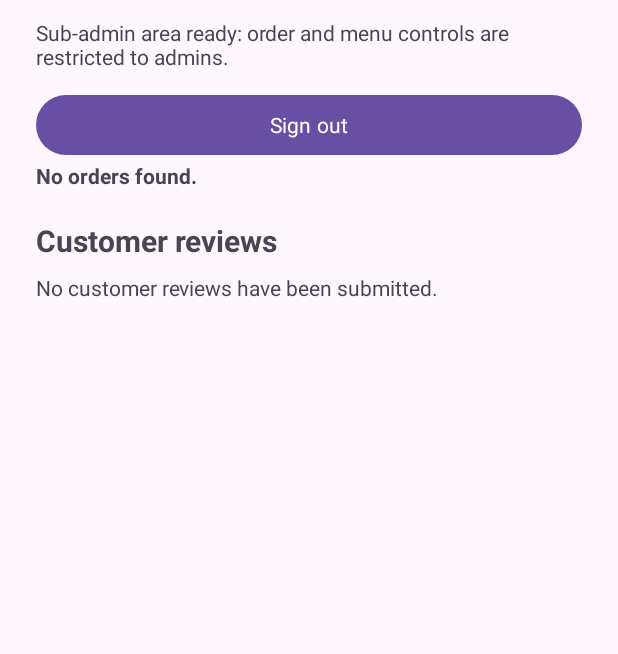
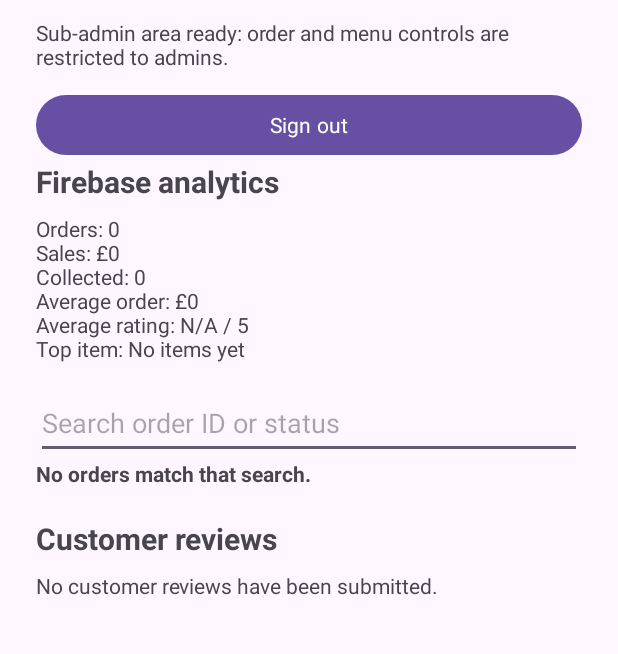
Before and after one commit to FIRD-GIT/Flo-Cafe, an Android app: the AdminActivity screen opened directly, with no data from a screen before it, on a phone screen of 412 x 824 dp, the part 93-747 px from its top. Run offline under Robolectric (Android 15) with nearby library versions, the phone set to English and light mode, and no system bars; our stand-ins replace Firebase (no records; nobody signed in at launch, a user with empty details on screens opened directly).

Commit message:
Menu search and analytics builder

```diff
--- a/app/src/main/java/com/firdgit/flocafe/AdminActivity.kt
+++ b/app/src/main/java/com/firdgit/flocafe/AdminActivity.kt
@@ -17,6 +17,9 @@ class AdminActivity : AppCompatActivity() {
     private lateinit var reviewsText: TextView
     private lateinit var userRepository: UserRepository
     private lateinit var orderRepository: OrderRepository
+    private var allOrders = emptyList<OrderRepository.OrderSummary>()
+    private var allFeedback = emptyList<FeedbackRepository.Feedback>()
+    private var orderSearchQuery = ""
 
     override fun onCreate(savedInstanceState: Bundle?) {
         super.onCreate(savedInstanceState)
@@ -29,6 +32,15 @@ class AdminActivity : AppCompatActivity() {
         orderRepository = OrderRepository(userRepository)
 
         findViewById<Button>(R.id.logoutButton).setOnClickListener { signOut() }
+        val searchInput = findViewById<android.widget.EditText>(R.id.adminOrderSearch)
+        searchInput.addTextChangedListener(object : android.text.TextWatcher {
+            override fun beforeTextChanged(s: CharSequence?, start: Int, count: Int, after: Int) = Unit
+            override fun onTextChanged(s: CharSequence?, start: Int, before: Int, count: Int) {
+                orderSearchQuery = s?.toString().orEmpty()
+                renderAdminOrders(allOrders)
+            }
+            override fun afterTextChanged(s: android.text.Editable?) = Unit
+        })
         showAdminOrders()
         showReviews()
     }
@@ -37,6 +49,8 @@ class AdminActivity : AppCompatActivity() {
         lifecycleScope.launch {
             runCatching { FeedbackRepository(userRepository).allForAdmin() }
                 .onSuccess { reviews ->
+                    allFeedback = reviews
+                    renderAnalytics(allOrders)
                     reviewsText.text = if (reviews.isEmpty()) {
                         getString(R.string.no_reviews)
                     } else {
@@ -64,12 +78,30 @@ class AdminActivity : AppCompatActivity() {
         lifecycleScope.launch {
             runCatching { orderRepository.allOrders() }
                 .onSuccess { orders ->
-                    ordersText.text = if (orders.isEmpty()) {
-                        getString(R.string.no_orders)
+                    allOrders = orders
+                    renderAdminOrders(orders)
+                    renderAnalytics(orders)
+                }
+                .onFailure { error ->
+                    ordersText.text = error.message ?: getString(R.string.orders_failed)
+                }
+        }
+    }
+
+    private fun renderAdminOrders(orders: List<OrderRepository.OrderSummary>) {
+        orderActions.removeAllViews()
+        val query = orderSearchQuery.trim().lowercase()
+        val filtered = orders.filter {
+            query.isEmpty() ||
+                it.id.lowercase().contains(query) ||
+                it.status.lowercase().contains(query)
+        }
+        ordersText.text = if (filtered.isEmpty()) {
+            getString(R.string.no_matching_orders)
         } else {
             getString(
                 R.string.admin_orders,
-                            orders.joinToString("\n") {
+                filtered.joinToString("\n") {
                     getString(
                         R.string.order_summary,
                         it.id,
@@ -80,12 +112,20 @@ class AdminActivity : AppCompatActivity() {
                 },
             )
         }
-                    orders.forEach { addStatusButton(it) }
+        filtered.forEach { addStatusButton(it) }
     }
-                .onFailure { error ->
-                    ordersText.text = error.message ?: getString(R.string.orders_failed)
-                }
-        }
+
+    private fun renderAnalytics(orders: List<OrderRepository.OrderSummary>) {
+        val summary = AnalyticsCalculator.summarise(orders, allFeedback)
+        findViewById<TextView>(R.id.adminAnalyticsText).text = getString(
+            R.string.admin_analytics,
+            summary.orderCount,
+            PriceFormatter.format(summary.totalSales),
+            summary.collectedCount,
+            PriceFormatter.format(summary.averageOrderValue),
+            if (summary.averageRating == 0.0) "N/A" else String.format("%.1f", summary.averageRating),
+            summary.topItemName,
+        )
     }
 
     private fun addStatusButton(order: OrderRepository.OrderSummary) {
--- /dev/null
+++ b/app/src/main/java/com/firdgit/flocafe/AnalyticsCalculator.kt
@@ -0,0 +1,38 @@
+package com.firdgit.flocafe
+
+object AnalyticsCalculator {
+    data class Summary(
+        val orderCount: Int,
+        val collectedCount: Int,
+        val totalSales: Double,
+        val averageOrderValue: Double,
+        val averageRating: Double,
+        val topItemName: String,
+    )
+
+    fun summarise(
+        orders: List<OrderRepository.OrderSummary>,
+        feedback: List<FeedbackRepository.Feedback>,
+    ): Summary {
+        val itemCounts = orders.flatMap { it.items }
+            .groupingBy { it.name }
+            .eachCount()
+        val topItem = itemCounts.maxWithOrNull(
+            compareBy<Map.Entry<String, Int>> { it.value }.thenByDescending { it.key.lowercase() },
+        )?.key.orEmpty()
+        val sales = orders.sumOf { it.total }
+        val averageRating = if (feedback.isEmpty()) {
+            0.0
+        } else {
+            feedback.sumOf { it.rating }.toDouble() / feedback.size
+        }
+        return Summary(
+            orderCount = orders.size,
+            collectedCount = orders.count { it.status == "Collected" },
+            totalSales = sales,
+            averageOrderValue = if (orders.isEmpty()) 0.0 else sales / orders.size,
+            averageRating = averageRating,
+            topItemName = topItem.ifBlank { "No items yet" },
+        )
+    }
+}
--- a/app/src/main/res/layout/activity_admin.xml
+++ b/app/src/main/res/layout/activity_admin.xml
@@ -37,6 +37,28 @@
             android:orientation="vertical">
 
             <TextView
+                android:layout_width="wrap_content"
+                android:layout_height="wrap_content"
+                android:text="@string/admin_analytics_heading"
+                android:textSize="20sp"
+                android:textStyle="bold" />
+
+            <TextView
+                android:id="@+id/adminAnalyticsText"
+                android:layout_width="match_parent"
+                android:layout_height="wrap_content"
+                android:layout_marginTop="8dp"
+                android:text="@string/admin_analytics_loading" />
+
+            <EditText
+                android:id="@+id/adminOrderSearch"
+                android:layout_width="match_parent"
+                android:layout_height="48dp"
+                android:layout_marginTop="16dp"
+                android:hint="@string/admin_order_search_hint"
+                android:inputType="text" />
+
+            <TextView
                 android:id="@+id/adminOrdersText"
                 android:layout_width="match_parent"
                 android:layout_height="wrap_content"
--- a/app/src/main/res/values/strings.xml
+++ b/app/src/main/res/values/strings.xml
@@ -36,12 +36,17 @@
     <string name="ai_builder_disclosure">Prototype only: the suggestion is editable text, not a connected AI service or a promise of availability. Choose the final supported options in the product customiser before ordering.</string>
     <string name="ai_builder_hint">Edit the suggestion</string>
     <string name="ai_builder_suggestion">Try an iced latte with oat milk and vanilla.</string>
+    <string name="ai_builder_milk">Milk preference</string>
+    <string name="ai_builder_flavour">Flavour preference</string>
+    <string name="ai_builder_sweetness">Sweetness preference</string>
     <string name="ai_builder_apply">Use suggestion</string>
     <string name="ai_builder_saved">Suggestion saved: %1$s. Choose a menu drink to apply supported options.</string>
     <string name="view_menu">View full menu</string>
     <string name="view_basket">View basket</string>
     <string name="menu_heading">Our menu</string>
     <string name="menu_subtitle">Choose an item, then customise it your way.</string>
+    <string name="menu_search_hint">Search menu items</string>
+    <string name="menu_no_matches">No menu items match that search.</string>
     <string name="basket_heading">Your basket</string>
     <string name="add_items">Add items</string>
     <string name="basket_total_heading">Basket total</string>
@@ -153,6 +158,11 @@
     <string name="notification_ready">Your order is ready for collection.</string>
     <string name="notification_collected">Your order has been collected.</string>
     <string name="admin_reviews_heading">Customer reviews</string>
+    <string name="admin_analytics_heading">Firebase analytics</string>
+    <string name="admin_analytics_loading">Loading analytics…</string>
+    <string name="admin_analytics">Orders: %1$d\nSales: %2$s\nCollected: %3$d\nAverage order: %4$s\nAverage rating: %5$s / 5\nTop item: %6$s</string>
+    <string name="admin_order_search_hint">Search order ID or status</string>
+    <string name="no_matching_orders">No orders match that search.</string>
     <string name="no_reviews">No customer reviews have been submitted.</string>
     <string name="reviews_failed">Customer reviews could not be loaded.</string>
     <string name="admin_reviews">Authorised admin view:\n%1$s</string>
```
Also changed, not shown: app/src/main/java/com/firdgit/flocafe/CustomerActivity.kt (+47 -10 lines), app/src/main/java/com/firdgit/flocafe/DrinkRecommendation.kt (added, +23 -0 lines), app/src/main/java/com/firdgit/flocafe/MenuRepository.kt (+13 -0 lines), 11 other files. Lines whose indentation alone changed are shown as unchanged.
